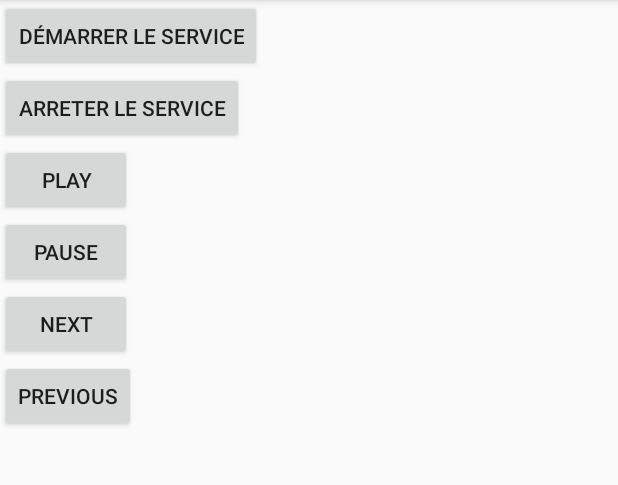
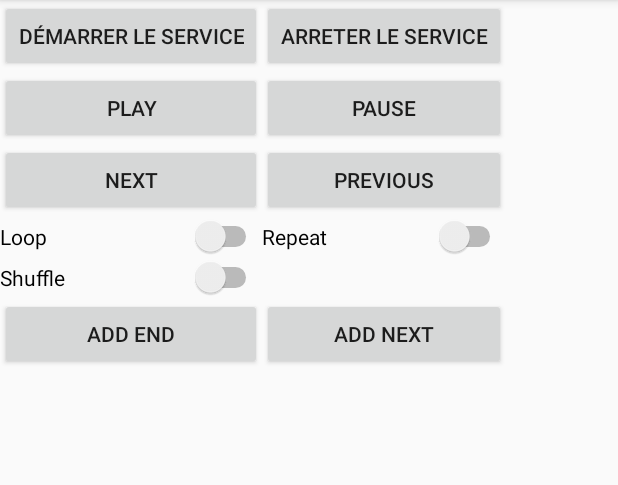
Before and after one commit to thepapie/Caribou-Player, an Android app: the screen it shows after launch (MainActivity), on a phone screen of 412 x 824 dp, the part 84-569 px from its top. Run offline under Robolectric (Android 15) with nearby library versions, the phone set to English and light mode, and no system bars; 1 statement that could not run was skipped.

Commit message:
Service Upgrade

```diff
--- a/CaribouPlayer/app/src/main/AndroidManifest.xml
+++ b/CaribouPlayer/app/src/main/AndroidManifest.xml
@@ -8,7 +8,7 @@
         android:allowBackup="true"
         android:icon="@drawable/ic_launcher"
         android:label="@string/app_name"
-        android:roundIcon="@mipmap/ic_launcher_round"
+        android:roundIcon="@drawable/ic_launcher_round"
         android:supportsRtl="true"
         android:theme="@style/AppTheme">
         <activity android:name=".MainActivity">
@@ -22,7 +22,9 @@
         <service
             android:name=".MyService"
             android:enabled="true"
-            android:exported="true"></service>
+            android:exported="true">
+
+        </service>
     </application>
 
 </manifest>
--- a/CaribouPlayer/app/src/main/java/caribou/team/caribouplayer/MainActivity.java
+++ b/CaribouPlayer/app/src/main/java/caribou/team/caribouplayer/MainActivity.java
@@ -14,12 +14,20 @@ package caribou.team.caribouplayer;
 import android.os.Bundle;
 import android.util.Log;
 import android.view.View;
+import android.widget.Switch;
+import android.widget.TextView;
+
+import java.util.ArrayList;
 
 public class MainActivity extends AppCompatActivity {
 
     private MyService myService;
     private ServiceConnection monServiceConnection;
-
+    private ArrayList<String> playlist;
+    private TextView text;
+    private Switch loop;
+    private Switch repeat;
+    private Switch shuffle;
 
     @Override
     protected void onCreate(Bundle savedInstanceState) {
@@ -29,10 +37,21 @@ public class MainActivity extends AppCompatActivity {
         Intent bindIntent = new Intent(this, MyService.class);
         setServiceConnection();
         bindService(bindIntent, monServiceConnection, Context.BIND_AUTO_CREATE);
+
+        text = findViewById(R.id.text);
+
+        playlist = new ArrayList<>();
+        playlist.add("/storage/emulated/0/Music/Calme/Creep.mp3");
+        playlist.add("/storage/emulated/0/Music/Calme/Outro.mp3");
+        playlist.add("/storage/emulated/0/Music/Calme/Hurt.mp3");
+        playlist.add("/storage/emulated/0/Music/Calme/Redbone.mp3");
+
+        loop = findViewById(R.id.loop);
+        repeat = findViewById(R.id.repeat);
+        shuffle = findViewById(R.id.shuffle);
     }
 
     private void setServiceConnection() {
-
         monServiceConnection = new ServiceConnection() {
             @Override
             public void onServiceDisconnected(ComponentName name) {
@@ -47,7 +66,6 @@ public class MainActivity extends AppCompatActivity {
     }
 
     public void demarrerService(View view) {
-
         Intent serviceIntent = new Intent(this, MyService.class);
         startService(serviceIntent);
         Log.i("CARIBOU", "Service Started");
@@ -59,20 +77,19 @@ public class MainActivity extends AppCompatActivity {
     }
 
     public void arreterService(View view) {
-
         Intent serviceIntent = new Intent(this, MyService.class);
         stopService(serviceIntent);
         Log.i("CARIBOU", "Service Stoped");
     }
 
     public void play(View view) {
-
+        myService.setPlaylist(playlist);
+        text.setText(playlist.toString());
         myService.play();
         Log.i("CARIBOU", "Play");
     }
 
     public void pause(View view) {
-
         myService.pauseResume();
         Log.i("CARIBOU", "Pause");
     }
@@ -83,8 +100,35 @@ public class MainActivity extends AppCompatActivity {
     }
 
     public void previous(View view) {
-
         myService.previous();
         Log.i("CARIBOU", "Service Démarré");
     }
+
+    public void loop(View view) {
+        myService.setLoop(loop.isChecked());
     }
+
+    public void repeat(View view) {
+        myService.setRepeat(repeat.isChecked());
+        myService.repeat();
+    }
+
+    public void shuffle(View view) {
+        myService.shuffle();
+        myService.setShuffle(shuffle.isChecked());
+    }
+
+    public void addEnd()
+    {
+        playlist.add("/storage/emulated/0/Music/Calme/Parade.mp3");
+        myService.addEnd("/storage/emulated/0/Music/Calme/Parade.mp3");
+        text.setText(playlist.toString());
+    }
+
+    public void addNext()
+    {
+        playlist.add(myService.getPosition() + 1, "/storage/emulated/0/Music/Calme/Parade.mp3");
+        myService.addNext("/storage/emulated/0/Music/Calme/Parade.mp3");
+        text.setText(playlist.toString());
+    }
+}
--- a/CaribouPlayer/app/src/main/res/layout/activity_main.xml
+++ b/CaribouPlayer/app/src/main/res/layout/activity_main.xml
@@ -7,46 +7,106 @@
     android:orientation="vertical"
     tools:context="caribou.team.caribouplayer.MainActivity">
 
-    <Button
+    <TableLayout
         android:layout_width="wrap_content"
         android:layout_height="wrap_content"
-        android:text="Démarrer le service"
-        android:onClick="demarrerService"
-        />
+        android:orientation="vertical">
+
+        <TableRow>
 
             <Button
                 android:layout_width="wrap_content"
                 android:layout_height="wrap_content"
-        android:text="Arreter le service"
-        android:onClick="arreterService"
-        />
+                android:onClick="demarrerService"
+                android:text="Démarrer le service"
+                android:layout_column="0"/>
 
             <Button
                 android:layout_width="wrap_content"
                 android:layout_height="wrap_content"
-        android:text="Play"
+                android:onClick="arreterService"
+                android:text="Arreter le service" />
+
+        </TableRow>
+
+        <TableRow>
+            <Button
+                android:layout_width="wrap_content"
+                android:layout_height="wrap_content"
                 android:onClick="play"
-        />
+                android:text="Play" />
 
             <Button
                 android:layout_width="wrap_content"
                 android:layout_height="wrap_content"
-        android:text="Pause"
                 android:onClick="pause"
-        />
+                android:text="Pause" />
+        </TableRow>
+        <TableRow>
+            <Button
+                android:layout_width="wrap_content"
+                android:layout_height="wrap_content"
+                android:onClick="next"
+                android:text="Next" />
 
             <Button
                 android:layout_width="wrap_content"
                 android:layout_height="wrap_content"
-        android:text="Next"
-        android:onClick="next"
-        />
+                android:onClick="previous"
+                android:text="Previous" />
+        </TableRow>
+        <TableRow>
+            <Switch
+                android:id="@+id/loop"
+                android:layout_width="wrap_content"
+                android:layout_height="wrap_content"
+                android:onClick="loop"
+                android:text="Loop" />
+
+            <Switch
+                android:id="@+id/repeat"
+                android:layout_width="wrap_content"
+                android:layout_height="wrap_content"
+                android:onClick="repeat"
+                android:text="Repeat" />
+        </TableRow>
+        <TableRow>
+            <Switch
+                android:id="@+id/shuffle"
+                android:layout_width="wrap_content"
+                android:layout_height="wrap_content"
+                android:onClick="shuffle"
+                android:text="Shuffle" />
+        </TableRow>
+        <TableRow>
+            <Button
+                android:layout_width="wrap_content"
+                android:layout_height="wrap_content"
+                android:onClick="addEnd"
+                android:text="Add End" />
 
             <Button
                 android:layout_width="wrap_content"
                 android:layout_height="wrap_content"
-        android:text="Previous"
-        android:onClick="previous"
-        />
+                android:onClick="addNext"
+                android:text="Add Next" />
+        </TableRow>
+    </TableLayout>
+
+    <ScrollView
+        android:layout_width="match_parent"
+        android:layout_height="match_parent">
+
+        <LinearLayout
+            android:layout_width="match_parent"
+            android:layout_height="match_parent">
+
+            <TextView
+                android:id="@+id/text"
+                android:layout_width="match_parent"
+                android:layout_height="match_parent"
+                android:text="" />
+        </LinearLayout>
+    </ScrollView>
 
 </LinearLayout>
```
Also changed, not shown: CaribouPlayer/app/src/main/java/caribou/team/caribouplayer/MyService.java (+92 -28 lines), CaribouPlayer/app/src/main/res/drawable/ic_launcher.jpg (deleted), CaribouPlayer/app/src/main/res/drawable/ic_launcher.png (added), CaribouPlayer/app/src/main/res/drawable/ic_launcher_round.png (added). Lines whose indentation alone changed are shown as unchanged.
